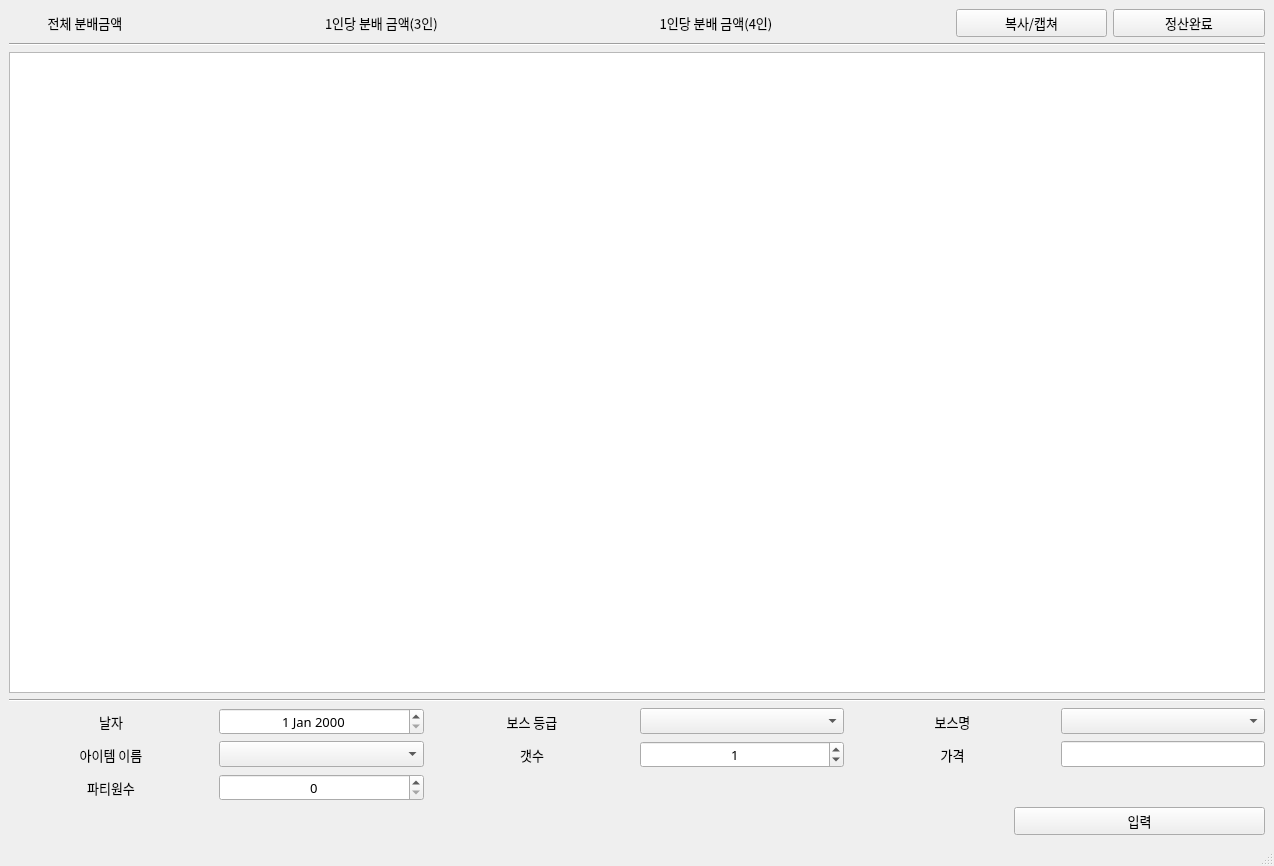
Before: the Qt Designer form QtFramework/calculator/mainwindow.ui in Cydnus/Study_files, drawn with Qt 5.
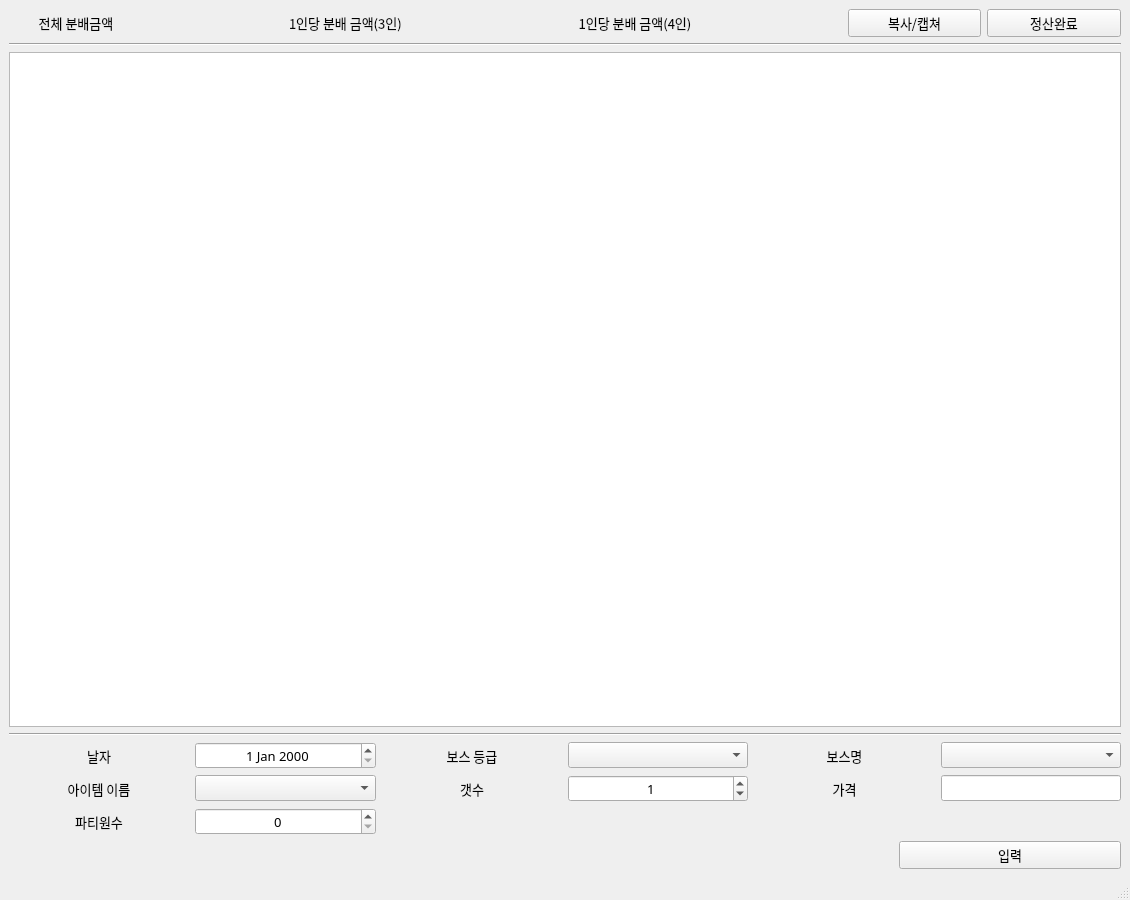
After: the same form once the commit is applied. Icons and pictures are not drawn.

Diff of the .ui file:
```diff
--- a/QtFramework/calculator/mainwindow.ui
+++ b/QtFramework/calculator/mainwindow.ui
@@ -6,10 +6,16 @@
    <rect>
     <x>0</x>
     <y>0</y>
-    <width>1274</width>
-    <height>866</height>
+    <width>1130</width>
+    <height>900</height>
    </rect>
   </property>
+  <property name="minimumSize">
+   <size>
+    <width>1130</width>
+    <height>900</height>
+   </size>
+  </property>
   <property name="windowTitle">
    <string>메이플보스분배계산기</string>
   </property>
```
Left out of the diff: 2 changed lines with no effect on the pictures.
